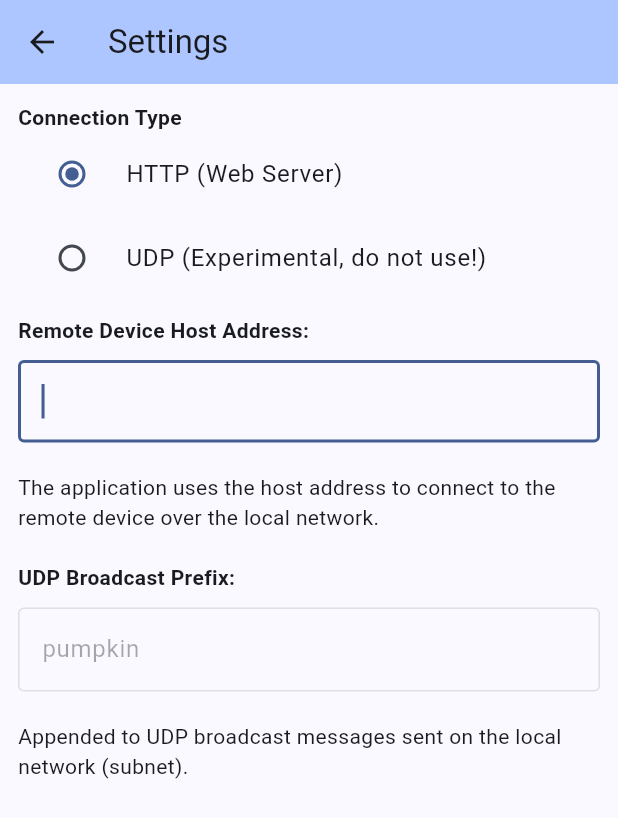
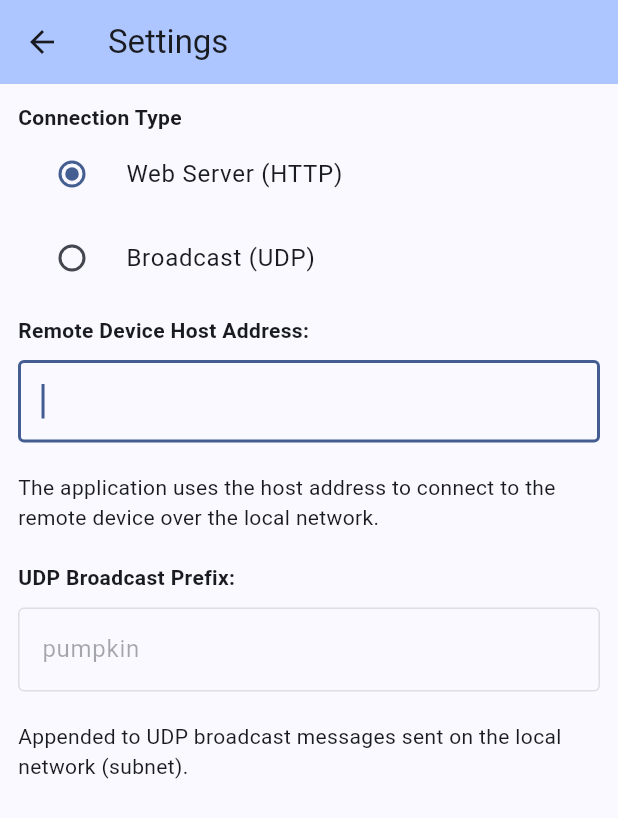
Before and after one commit to fumblystuff/pumpkin-controller-app-flutter, a Flutter app: the screen it shows after launch, after a tap on the "settings" icon, on a phone screen of 412 x 824 dp. Shown: the top 818 px of the screen. Run offline on Flutter 3.47's test engine with Material 2 defaults, Android fonts, the phone set to English and light mode, and no system bars; our stand-ins replace dio, flutter_easyloading, fluttertoast, package_info_plus, shared_preferences; missing offline and left inert: udp.

Commit message:
Update settings_page.dart
Ready to go!

```diff
--- a/lib/pages/settings_page.dart
+++ b/lib/pages/settings_page.dart
@@ -72,7 +72,7 @@ class _SettingsState extends State<SettingsPage>
           Column(
             children: [
               RadioListTile<ConnectionMethod>(
-                title: const Text('HTTP (Web Server)'),
+                title: const Text('Web Server (HTTP)'),
                 value: ConnectionMethod.http,
                 groupValue: _connection,
                 onChanged: (ConnectionMethod? value) {
@@ -83,7 +83,7 @@ class _SettingsState extends State<SettingsPage>
                 // hide this on the web as it's not a valid option
                 visible: !kIsWeb,
                 child: RadioListTile<ConnectionMethod>(
-                  title: const Text('UDP (Experimental, do not use!)'),
+                  title: const Text('Broadcast (UDP)'),
                   value: ConnectionMethod.udp,
                   groupValue: _connection,
                   onChanged: (ConnectionMethod? value) {
```
